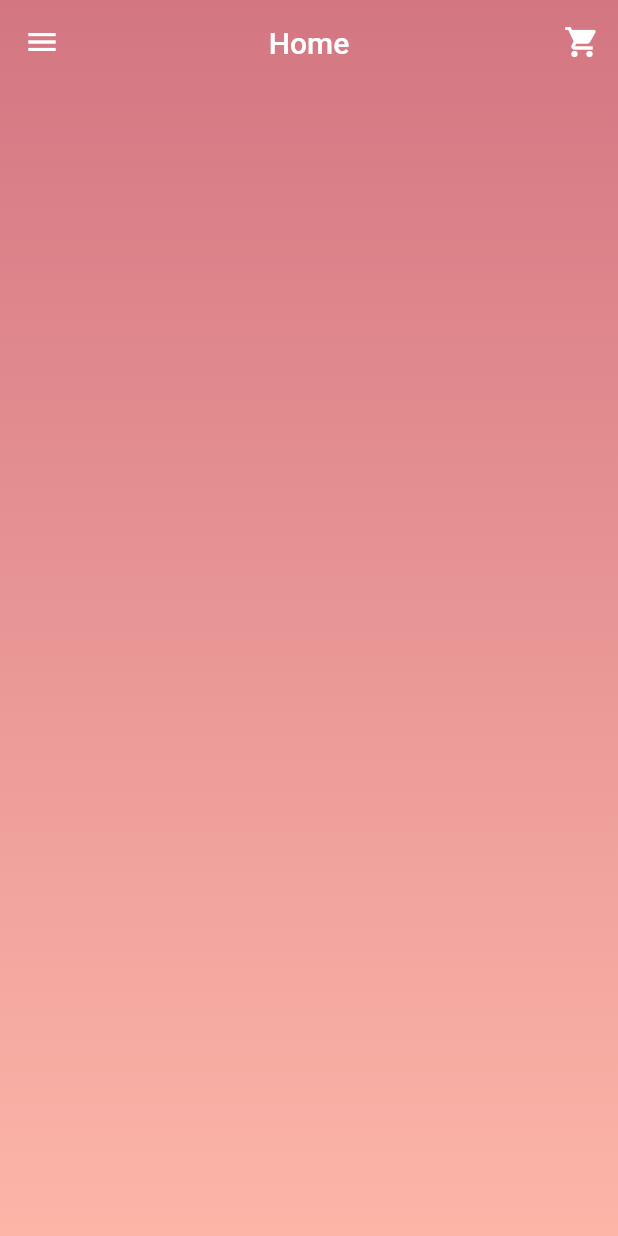
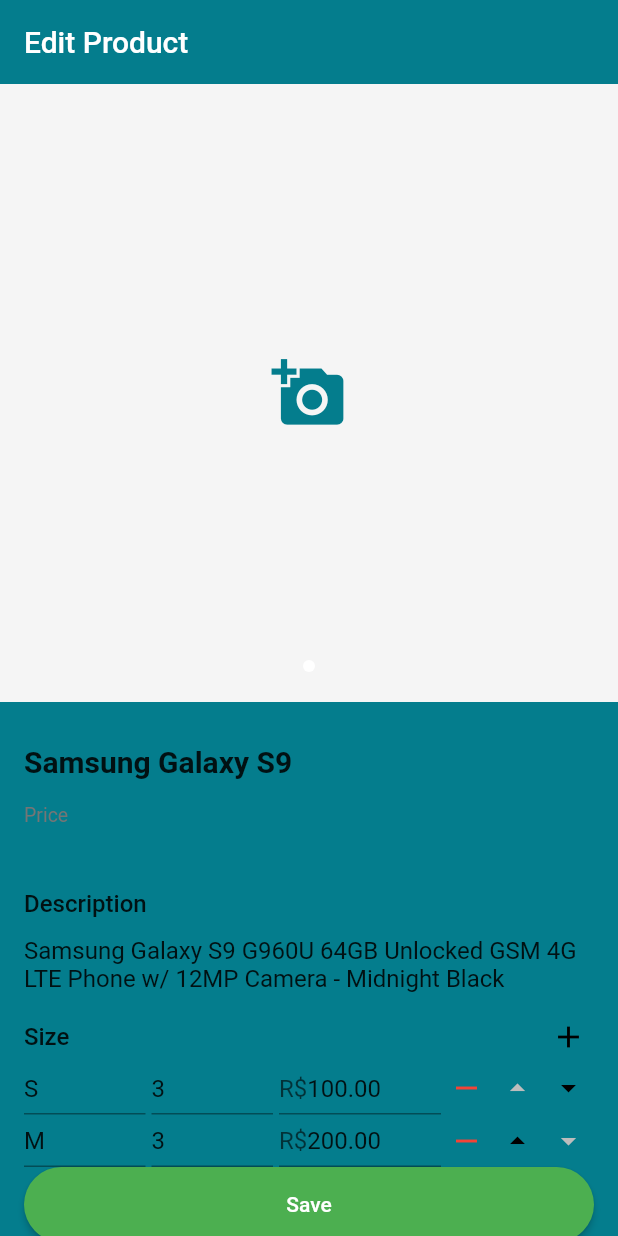
Before and after one commit to den0206/shoppy, a Flutter app: the screen it shows after launch, on a phone screen of 412 x 824 dp. Run offline on Flutter 3.47's test engine with Material 2 defaults, Android fonts, the phone set to English and light mode, and no system bars; drawn by our look-alikes of carousel_pro; our stand-ins replace backdrop, badges, cached_network_image, cloud_firestore, faker, firebase_auth and 9 more; missing offline and left inert: alphabet_list_scroll_view, flutter_absolute_path, list_tile_switch, multi_image_picker; accounts and stored records are empty.

Commit message:
edit size form

```diff
--- a/lib/Extension/CostomWidgets.dart
+++ b/lib/Extension/CostomWidgets.dart
@@ -233,7 +233,7 @@
             padding: EdgeInsets.all(5),
             child: Icon(
               iconData,
-              color: color,
+              color: onTap != null ? color : Colors.grey[400],
             ),
           ),
         ),
--- a/lib/another_shop/model/item_size.dart
+++ b/lib/another_shop/model/item_size.dart
@@ -1,4 +1,10 @@
 class ItemSize {
+  ItemSize({
+    this.title,
+    this.price,
+    this.stock,
+  });
+
   ItemSize.fromMap(Map<String, dynamic> map) {
     title = map[ItemSizeKey.title] as String;
     price = map[ItemSizeKey.price] as num;
--- a/lib/another_shop/screens/base_screen.dart
+++ b/lib/another_shop/screens/base_screen.dart
@@ -2,6 +2,7 @@
 import 'package:provider/provider.dart';
 import 'package:shoppy/another_shop/Common/custom_drawer.dart';
 import 'package:shoppy/another_shop/provider/page_manager.dart';
+import 'package:shoppy/another_shop/screens/admin_users_screen.dart';
 import 'package:shoppy/another_shop/screens/home_screen.dart';
 import 'package:shoppy/another_shop/screens/products_screen.dart';
 import 'package:shoppy/provider/userState.dart';
@@ -12,6 +13,7 @@
 
   @override
   Widget build(BuildContext context) {
+    print(adminEnable);
     return Provider(
       create: (context) => PageManager(pageController),
       child: PageView(
@@ -32,20 +34,13 @@
             ),
             drawer: CustomDrawer(),
           ),
-          if (adminEnable) ...[
-            Scaffold(
-              appBar: AppBar(
-                title: Text('Setting'),
-              ),
-              drawer: CustomDrawer(),
+          AdminUsersScreen(),
+          Scaffold(
+            appBar: AppBar(
+              title: Text('Setting2'),
             ),
-            Scaffold(
-              appBar: AppBar(
-                title: Text('Setting2'),
-              ),
-              drawer: CustomDrawer(),
-            ),
-          ]
+            drawer: CustomDrawer(),
+          ),
         ],
       ),
     );
--- /dev/null
+++ b/lib/another_shop/screens/components/images_form.dart
@@ -0,0 +1,218 @@
+import 'dart:io';
+
+import 'package:carousel_pro/carousel_pro.dart';
+import 'package:flutter/cupertino.dart';
+import 'package:flutter/material.dart';
+import 'package:image_cropper/image_cropper.dart';
+import 'package:image_picker/image_picker.dart';
+import 'package:shoppy/Extension/ImagePickerFunction.dart';
+import 'package:shoppy/model/product.dart';
+
+class ImagesForm extends StatelessWidget {
+  const ImagesForm({Key key, this.product}) : super(key: key);
+
+  final Product product;
+
+  @override
+  Widget build(BuildContext context) {
+    return FormField<List<dynamic>>(
+      initialValue: List.from(product.images),
+      validator: (image) {
+        if (image.isEmpty) {
+          return "No Image";
+        }
+        return null;
+      },
+      builder: (state) {
+        void onSelectedImage(File file) {
+          print("Call");
+          state.value.add(file);
+          state.didChange(state.value);
+          Navigator.of(context).pop();
+        }
+
+        return Column(
+          children: [
+            AspectRatio(
+              aspectRatio: 1,
+              child: Carousel(
+                dotSize: 4,
+                dotSpacing: 15,
+                dotBgColor: Colors.transparent,
+                dotColor: Theme.of(context).primaryColor,
+                autoplay: false,
+                images: state.value.map<Widget>((image) {
+                  return Stack(
+                    fit: StackFit.expand,
+                    children: [
+                      if (image is String)
+                        Image.network(
+                          image,
+                          fit: BoxFit.cover,
+                        )
+                      else
+                        Image.file(
+                          image as File,
+                          fit: BoxFit.cover,
+                        ),
+                      Align(
+                        alignment: Alignment.topRight,
+                        child: IconButton(
+                          icon: Icon(Icons.remove),
+                          color: Colors.red,
+                          onPressed: () {
+                            state.value.remove(image);
+                            state.didChange(state.value);
+                          },
+                        ),
+                      )
+                    ],
+                  );
+                }).toList()
+                  ..add(
+                    Material(
+                      color: Colors.grey[100],
+                      child: IconButton(
+                        icon: Icon(Icons.add_a_photo),
+                        color: Theme.of(context).primaryColor,
+                        iconSize: 50,
+                        onPressed: () {
+                          if (Platform.isAndroid)
+                            showModalBottomSheet(
+                              context: context,
+                              builder: (context) => ImageSourceSheet(
+                                onSelectedImage: onSelectedImage,
+                              ),
+                            );
+                          else
+                            showCupertinoModalPopup(
+                              context: context,
+                              builder: (context) => ImageSourceSheet(
+                                onSelectedImage: onSelectedImage,
+                              ),
+                            );
+                        },
+                      ),
+                    ),
+                  ),
+              ),
+            ),
+            if (state.hasError)
+              Container(
+                margin: EdgeInsets.only(top: 16, left: 16),
+                alignment: Alignment.centerLeft,
+                child: Text(
+                  state.errorText,
+                  style: TextStyle(
+                    color: Colors.red,
+                    fontSize: 12,
+                  ),
+                ),
+              ),
+          ],
+        );
+      },
+    );
+  }
+}
+
+class ImageSourceSheet extends StatelessWidget {
+  ImageSourceSheet({
+    Key key,
+    @required this.onSelectedImage,
+  }) : super(key: key);
+
+  final ImagePicker picker = ImagePicker();
+  final Function(File) onSelectedImage;
+
+  @override
+  Widget build(BuildContext context) {
+    /// Crop(Edit)Image
+    ///
+    Future<void> cropImage(String path) async {
+      final File croppedFile = await ImageCropper.cropImage(
+        sourcePath: path,
+        aspectRatio: CropAspectRatio(ratioX: 1.0, ratioY: 1.0),
+        androidUiSettings: AndroidUiSettings(
+          toolbarTitle: "Edit Image",
+          toolbarColor: Theme.of(context).primaryColor,
+          toolbarWidgetColor: Colors.white,
+        ),
+        iosUiSettings: IOSUiSettings(
+          title: "Edit Image",
+          cancelButtonTitle: "Cancel",
+          doneButtonTitle: "Continue",
+        ),
+      );
+
+      if (croppedFile != null) {
+        onSelectedImage(croppedFile);
+      }
+    }
+
+    if (Platform.isAndroid)
+      return BottomSheet(
+        onClosing: () {},
+        builder: (context) {
+          return Column(
+            mainAxisSize: MainAxisSize.min,
+            crossAxisAlignment: CrossAxisAlignment.stretch,
+            children: [
+              TextButton(
+                child: Text("Camera"),
+                onPressed: () async {
+                  final PickedFile file =
+                      await picker.getImage(source: ImageSource.camera);
+                  onSelectedImage(File(file.path));
+                  cropImage(file.path);
+                },
+              ),
+              TextButton(
+                child: Text("Gallary"),
+                onPressed: () async {
+                  final PickedFile file =
+                      await picker.getImage(source: ImageSource.gallery);
+                  // onSelectedImage(File(file.path));
+                  cropImage(file.path);
+                },
+              ),
+            ],
+          );
+        },
+      );
+    else
+      return CupertinoActionSheet(
+        title: Text("Pick Image"),
+        message: Text("Freeee pick"),
+        cancelButton: CupertinoActionSheetAction(
+          child: Text("Cancel"),
+          onPressed: () {
+            Navigator.of(context).pop();
+          },
+        ),
+        actions: [
+          CupertinoActionSheetAction(
+            isDefaultAction: true,
+            child: Text("Camera"),
+            onPressed: () async {
+              final PickedFile file =
+                  await picker.getImage(source: ImageSource.camera);
+              cropImage(file.path);
+            },
+          ),
+          CupertinoActionSheetAction(
+            isDefaultAction: true,
+            child: Text("Gallary"),
+            onPressed: () async {
+              // final PickedFile file =
+              //     await picker.getImage(source: ImageSource.gallery);
+
+              final File selectFile = await setGalleryImage();
+
+              cropImage(selectFile.path);
+            },
+          ),
+        ],
+      );
+  }
+}
--- /dev/null
+++ b/lib/another_shop/screens/edit_product_screen.dart
@@ -0,0 +1,287 @@
+import 'package:flutter/material.dart';
+import 'package:shoppy/Extension/CostomWidgets.dart';
+import 'package:shoppy/Extension/validator.dart';
+import 'package:shoppy/another_shop/model/item_size.dart';
+import 'package:shoppy/another_shop/screens/components/images_form.dart';
+import 'package:shoppy/model/product.dart';
+
+class EditProductScreen extends StatelessWidget {
+  EditProductScreen({Key key, this.product}) : super(key: key);
+
+  static const routeName = '/EdeitProductScreen';
+  final _formKey = GlobalKey<FormState>(debugLabel: '_EditProductState');
+  final Product product;
+
+  @override
+  Widget build(BuildContext context) {
+    final primaryColor = Theme.of(context).primaryColor;
+    product.images = [];
+    product.sizes = [
+      ItemSize(
+        title: "S",
+        price: 100,
+        stock: 3,
+      ),
+      ItemSize(
+        title: "M",
+        price: 200,
+        stock: 3,
+      ),
+    ];
+
+    return Scaffold(
+      appBar: AppBar(
+        title: Text('Edit Product'),
+      ),
+      body: Form(
+        key: _formKey,
+        child: ListView(
+          children: [
+            ImagesForm(
+              product: product,
+            ),
+            Padding(
+              padding: EdgeInsets.all(16),
+              child: Column(
+                crossAxisAlignment: CrossAxisAlignment.stretch,
+                children: [
+                  TextFormField(
+                    initialValue: product.title,
+                    decoration: InputDecoration(
+                      hintText: "Title",
+                      border: InputBorder.none,
+                    ),
+                    style: TextStyle(
+                      fontSize: 20,
+                      fontWeight: FontWeight.w600,
+                    ),
+                    validator: validProductName,
+                  ),
+                  Padding(
+                    padding: EdgeInsets.only(top: 4),
+                    child: Text(
+                      "Price",
+                      style: TextStyle(
+                        color: Colors.grey[600],
+                        fontSize: 13,
+                      ),
+                    ),
+                  ),
+                  Text(
+                    'R\$ ...',
+                    style: TextStyle(
+                      fontSize: 22,
+                      fontWeight: FontWeight.bold,
+                      color: primaryColor,
+                    ),
+                  ),
+                  Padding(
+                    padding: EdgeInsets.only(top: 16),
+                    child: Text(
+                      "Description",
+                      style: TextStyle(
+                        fontSize: 16,
+                        fontWeight: FontWeight.w500,
+                      ),
+                    ),
+                  ),
+                  TextFormField(
+                    initialValue: product.description,
+                    maxLines: null,
+                    style: TextStyle(
+                      fontSize: 16,
+                    ),
+                    decoration: InputDecoration(
+                      hintText: "Description",
+                      border: InputBorder.none,
+                    ),
+                    validator: validProductDescription,
+                  ),
+                  SizeForm(
+                    product: product,
+                  ),
+                  CustomButton(
+                    title: "Save",
+                    onPressed: () {
+                      if (_formKey.currentState.validate()) {
+                        print("Save");
+                      }
+                    },
+                  ),
+                ],
+              ),
+            ),
+          ],
+        ),
+      ),
+    );
+  }
+}
+
+class SizeForm extends StatelessWidget {
+  const SizeForm({Key key, this.product}) : super(key: key);
+
+  final Product product;
+
+  @override
+  Widget build(BuildContext context) {
+    return FormField<List<ItemSize>>(
+      initialValue: List.from(product.sizes),
+      builder: (state) {
+        return Column(
+          children: [
+            Row(
+              children: [
+                Expanded(
+                  child: Text(
+                    "Size",
+                    style: TextStyle(
+                      fontSize: 16,
+                      fontWeight: FontWeight.w500,
+                    ),
+                  ),
+                ),
+                CircleiconButton(
+                  iconData: Icons.add,
+                  color: Colors.black,
+                  onTap: () {
+                    state.value.add(ItemSize());
+                    state.didChange(state.value);
+                  },
+                )
+              ],
+            ),
+            Column(
+              children: state.value.map((size) {
+                return EditItemSize(
+                  key: ObjectKey(size),
+                  size: size,
+                  onRemove: () {
+                    state.value.remove(size);
+                    state.didChange(state.value);
+                  },
+                  onMoveUp: size != state.value.first
+                      ? () {
+                          final index = state.value.indexOf(size);
+                          state.value.remove(size);
+                          state.value.insert(index - 1, size);
+                          state.didChange(state.value);
+                        }
+                      : null,
+                  onMovedown: size != state.value.last
+                      ? () {
+                          final index = state.value.indexOf(size);
+                          state.value.remove(size);
+                          state.value.insert(index + 1, size);
+                          state.didChange(state.value);
+                        }
+                      : null,
+                );
+              }).toList(),
+            ),
+            if (state.hasError)
+              Container(
+                margin: EdgeInsets.only(top: 16, left: 16),
+                alignment: Alignment.centerLeft,
+                child: Text(
+                  state.errorText,
+                  style: TextStyle(
+                    color: Colors.red,
+                    fontSize: 12,
+                  ),
+                ),
+              ),
+          ],
+        );
+      },
+    );
+  }
+}
+
+class EditItemSize extends StatelessWidget {
+  const EditItemSize(
+      {Key key, this.size, this.onRemove, this.onMoveUp, this.onMovedown})
+      : super(key: key);
+
+  final ItemSize size;
+  final Function() onRemove;
+  final Function() onMoveUp;
+  final Function() onMovedown;
+
+  @override
+  Widget build(BuildContext context) {
+    return Row(
+      children: [
+        Expanded(
+          flex: 30,
+          child: TextFormField(
+            initialValue: size.title,
+            decoration: InputDecoration(
+              hintText: "Size",
+              isDense: true,
+            ),
+            validator: (name) {
+              if (name.isEmpty) return "is Empty";
+              return null;
+            },
+            onChanged: (title) => size.title = title,
+          ),
+        ),
+        SizedBox(
+          width: 4,
+        ),
+        Expanded(
+          flex: 30,
+          child: TextFormField(
+            initialValue: size.stock?.toString(),
+            keyboardType: TextInputType.number,
+            decoration: InputDecoration(
+              hintText: "Stock",
+              isDense: true,
+            ),
+            validator: (stock) {
+              if (int.tryParse(stock) == null) return "is Empty";
+              return null;
+            },
+            onChanged: (stock) => size.stock = int.tryParse(stock),
+          ),
+        ),
+        SizedBox(
+          width: 4,
+        ),
+        Expanded(
+          flex: 40,
+          child: TextFormField(
+            initialValue: size.price?.toStringAsFixed(2),
+            keyboardType: TextInputType.numberWithOptions(decimal: true),
+            decoration: InputDecoration(
+              hintText: "price",
+              isDense: true,
+              prefixText: 'R\$',
+            ),
+            validator: (price) {
+              if (num.tryParse(price) == null) return "is Empty";
+              return null;
+            },
+            onChanged: (price) => size.price = num.tryParse(price),
+          ),
+        ),
+        CircleiconButton(
+          iconData: Icons.remove,
+          color: Colors.red,
+          onTap: onRemove,
+        ),
+        CircleiconButton(
+          iconData: Icons.arrow_drop_up,
+          color: Colors.black,
+          onTap: onMoveUp,
+        ),
+        CircleiconButton(
+          iconData: Icons.arrow_drop_down,
+          color: Colors.black,
+          onTap: onMovedown,
+        ),
+      ],
+    );
+  }
+}
--- a/lib/another_shop/screens/product_screen.dart
+++ b/lib/another_shop/screens/product_screen.dart
@@ -3,7 +3,9 @@
 import 'package:flutter/material.dart';
 import 'package:provider/provider.dart';
 import 'package:shoppy/another_shop/screens/components/size_widgets.dart';
+import 'package:shoppy/another_shop/screens/edit_product_screen.dart';
 import 'package:shoppy/model/product.dart';
+import 'package:shoppy/provider/userState.dart';
 
 class ProductScreen extends StatelessWidget {
   const ProductScreen({Key key, this.product}) : super(key: key);
@@ -21,6 +23,17 @@
             product.title,
           ),
           centerTitle: true,
+          actions: [
+            if (adminEnable)
+              IconButton(
+                icon: Icon(Icons.edit),
+                onPressed: () {
+                  Navigator.of(context).pushReplacementNamed(
+                      EditProductScreen.routeName,
+                      arguments: product);
+                },
+              )
+          ],
         ),
         backgroundColor: Colors.white,
         body: ListView(
--- a/lib/main.dart
+++ b/lib/main.dart
@@ -4,12 +4,15 @@
 import 'package:flutter/services.dart';
 import 'package:provider/provider.dart';
 import 'package:shoppy/Provider/dark_theme_provider.dart';
+import 'package:shoppy/another_shop/provider/admin_user_manager.dart';
 import 'package:shoppy/another_shop/provider/cart_manager.dart';
 import 'package:shoppy/another_shop/provider/home_manager.dart';
 import 'package:shoppy/another_shop/provider/product_manager.dart';
 import 'package:shoppy/another_shop/screens/base_screen.dart';
 import 'package:shoppy/another_shop/screens/cart_screen.dart';
+import 'package:shoppy/another_shop/screens/edit_product_screen.dart';
 import 'package:shoppy/another_shop/screens/product_screen.dart';
+import 'package:shoppy/model/product.dart';
 import 'package:shoppy/provider/cart_provider.dart';
 import 'package:shoppy/provider/products_provider.dart';
 import 'package:shoppy/provider/userState.dart';
@@ -129,6 +132,9 @@
   Widget build(BuildContext context) {
     return MultiProvider(
       providers: [
+        ChangeNotifierProvider<UserState>(
+          create: (context) => UserState()..setUser(),
+        ),
         ChangeNotifierProvider<ProductManager>(
           create: (context) => ProductManager(),
           lazy: false,
@@ -142,6 +148,12 @@
           update: (_, userManager, cartManager) =>
               cartManager..updateUser(userManager),
         ),
+        ChangeNotifierProxyProvider<UserState, AdminUserManager>(
+          create: (context) => AdminUserManager(),
+          lazy: false,
+          update: (context, userState, adminUserManager) =>
+              adminUserManager..updateUsers(userState),
+        )
       ],
       child: MaterialApp(
         title: "Shop2",
@@ -156,7 +168,23 @@
           ProductScreen.routeName: (context) => ProductScreen(),
           CartScreen.routeName: (context) => CartScreen(),
         },
-        home: BaseScreen(),
+        onGenerateRoute: (settings) {
+          switch (settings.name) {
+            case EditProductScreen.routeName:
+              return MaterialPageRoute(
+                builder: (context) => EditProductScreen(
+                  product: settings.name as Product,
+                ),
+              );
+            default:
+              return MaterialPageRoute(
+                  builder: (_) => BaseScreen(), settings: settings);
+          }
+        },
+        home: EditProductScreen(
+          product: sampleProducts[0],
+        ),
+        // home: BaseScreen(),
       ),
     );
   }
--- a/lib/model/product.dart
+++ b/lib/model/product.dart
@@ -62,6 +62,14 @@
 
   bool get hasStock {
     return totalStock > 0;
+  }
+
+  num get basePrice {
+    num lowest = double.infinity;
+    for (final size in sizes) {
+      if (size.price < lowest && size.hasStock) lowest = size.price;
+    }
+    return lowest;
   }
 
   ItemSize findSize(String title) {
--- a/pubspec.yaml
+++ b/pubspec.yaml
@@ -28,6 +28,7 @@
   flutter_staggered_grid_view: ^0.4.0
   flutter_swiper: ^1.1.6
   google_sign_in: ^5.0.3
+  image_cropper: ^1.4.0
   image_picker: ^0.7.5+3
   list_tile_switch: ^1.0.0
   multi_image_picker: ^4.8.0
```
Also changed, not shown: lib/Extension/validator.dart (+8 -8 lines), lib/Provider/userState.dart (+4 -3 lines), lib/another_shop/provider/admin_user_manager.dart (+32 -3 lines), lib/another_shop/screens/admin_users_screen.dart (added, +50 -0 lines), pubspec.lock, 1 other file.
